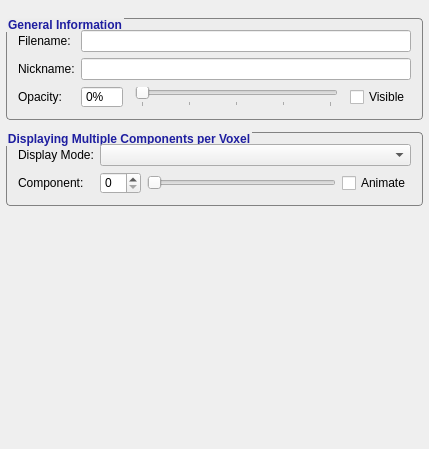
First picture: the form in GUI/Qt/Components/GeneralLayerInspector.ui, repository pyushkevich/itksnap, before the edit.
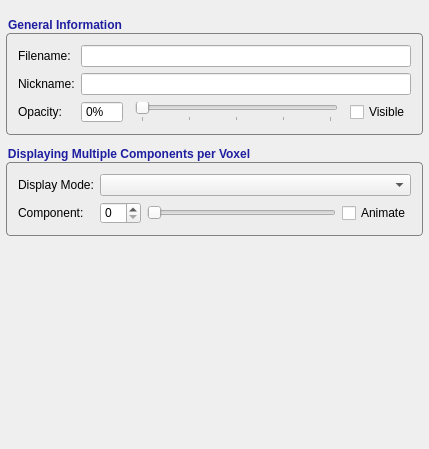
Second picture: the form after the edit.

```diff
--- a/GUI/Qt/Components/GeneralLayerInspector.ui
+++ b/GUI/Qt/Components/GeneralLayerInspector.ui
@@ -16,7 +16,7 @@
   <property name="styleSheet">
    <string notr="true">QGroupBox {
   background-origin: content;
-  margin-top: 2.5ex;
+  margin-top: 15px;
   font-weight: bold;
   font-size: 12px;
   font-family: helvetica;
```
